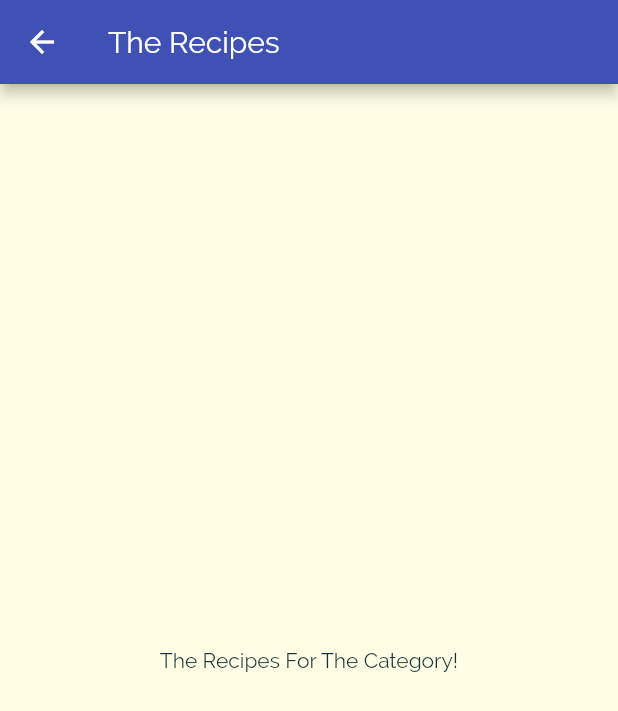
After one commit to aospiridonov/flutter_meals, a Flutter app: the screen it shows after launch, after a tap on "Italian", on a phone screen of 412 x 824 dp. The commit adds this screen. Shown: the top 711 px of the screen. Run offline on Flutter 3.47's test engine with Material 2 defaults, Android fonts, the phone set to English and light mode, and no system bars.

Commit message:
add category sreen and set navigation to that srceen widget

```diff
--- a/lib/category_item.dart
+++ b/lib/category_item.dart
@@ -1,4 +1,5 @@
 import 'package:flutter/material.dart';
+import './category_meals_screen.dart';
 
 class CategoryItem extends StatelessWidget {
   final String title;
@@ -6,11 +7,25 @@ class CategoryItem extends StatelessWidget {
 
   CategoryItem(this.title, this.color);
 
+  void selectCategory(BuildContext context) {
+    Navigator.of(context).push(
+      MaterialPageRoute(
+        builder: (_) {
+          return CategoryMealsScreen();
+        },
+      ),
+    );
+  }
+
   //const CategoryItem({Key key}) : super(key: key);
 
   @override
   Widget build(BuildContext context) {
-    return Container(
+    return InkWell(
+      onTap: () => selectCategory(context),
+      splashColor: Theme.of(context).primaryColor,
+      borderRadius: BorderRadius.circular(15.0),
+      child: Container(
         padding: const EdgeInsets.all(15.0),
         child: Text(
           title,
@@ -27,6 +42,7 @@ class CategoryItem extends StatelessWidget {
           ),
           borderRadius: BorderRadius.circular(15.0),
         ),
+      ),
     );
   }
 }
--- /dev/null
+++ b/lib/category_meals_screen.dart
@@ -0,0 +1,17 @@
+import 'package:flutter/material.dart';
+
+class CategoryMealsScreen extends StatelessWidget {
+  const CategoryMealsScreen({Key key}) : super(key: key);
+
+  @override
+  Widget build(BuildContext context) {
+    return Scaffold(
+      appBar: AppBar(
+        title: Text('The Recipes'),
+      ),
+      body: Center(
+        child: Text('The Recipes For The Category!'),
+      ),
+    );
+  }
+}
```
Lines whose indentation alone changed are shown as unchanged.
